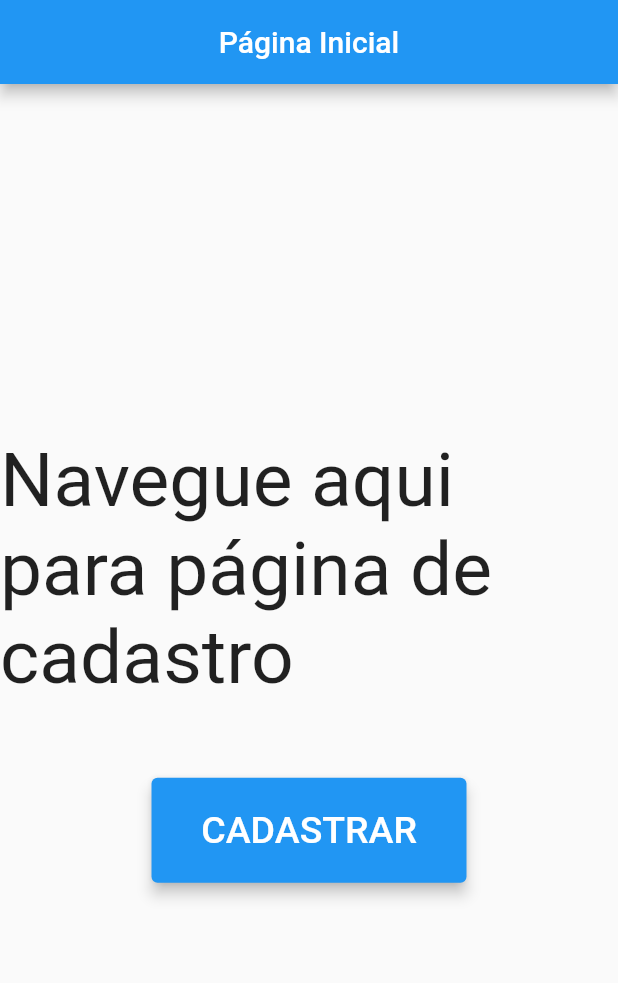
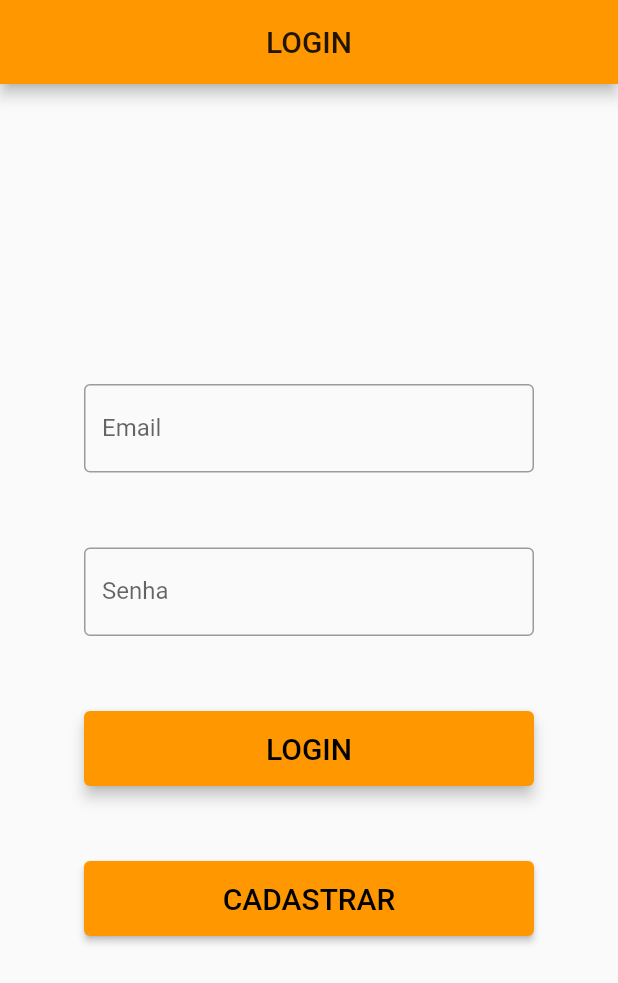
Before and after one commit to teuaguiar01/lab-web-projeto1, a Flutter app: the screen it shows after launch, on a phone screen of 412 x 824 dp. Shown: the top 983 px of the screen. Run offline on Flutter 3.47's test engine with Material 2 defaults, Android fonts, the phone set to English and light mode, and no system bars.

Commit message:
creating login form

```diff
--- a/lib/main.dart
+++ b/lib/main.dart
@@ -15,7 +15,7 @@ class MyApp extends StatelessWidget {
         '/signUp': (context) => SignUpView(),
       },
       theme: ThemeData(
-        primarySwatch: Colors.blue,
+        primarySwatch: Colors.orange,
       ),
     );
   }
@@ -29,29 +29,66 @@ class MyHomePage extends StatefulWidget {
 }
 
 class _MyHomePageState extends State<MyHomePage> {
+  final _formKey = GlobalKey<FormState>();
   @override
   Widget build(BuildContext context) {
     return Scaffold(
       appBar: AppBar(
-        title: Center(child: Text("Página Inicial")),
+        title: Center(child: Text("LOGIN")),
       ),
       body: Center(
         child: Column(
           mainAxisAlignment: MainAxisAlignment.center,
           children: <Widget>[
-            Text(
-              'Navegue aqui para página de cadastro',
-              style: TextStyle(fontSize: 50),
+            Container(
+              width: 300,
+              child: Form(
+                key: _formKey,
+                child: Column(
+                  children: [
+                    TextFormField(
+                      decoration: InputDecoration(
+                        labelText: "Email",
+                        border: OutlineInputBorder(
+                          borderSide: BorderSide(width: 2),
+                        ),
+                      ),
+                    ),
+                    SizedBox(height: 50),
+                    TextFormField(
+                      decoration: InputDecoration(
+                        labelText: "Senha",
+                        border: OutlineInputBorder(
+                          borderSide: BorderSide(width: 2),
+                        ),
+                      ),
+                    ),
+                  ],
+                ),
+              ),
             ),
             SizedBox(height: 50),
             Container(
-              height: 70,
-              width: 210,
+              height: 50,
+              width: 300,
+              child: ElevatedButton(
+                autofocus: true,
+                child: Text(
+                  "LOGIN",
+                  style: TextStyle(fontSize: 20),
+                ),
+                onPressed: () {},
+              ),
+            ),
+            SizedBox(height: 50),
+            Container(
+              height: 50,
+              width: 300,
               child: ElevatedButton(
                 autofocus: true,
                 child: Text(
                   "CADASTRAR",
-                  style: TextStyle(fontSize: 25),
+                  style: TextStyle(fontSize: 20),
                 ),
                 onPressed: () => Navigator.pushNamed(context, "/signUp"),
               ),
--- a/lib/views/sign_up_view.dart
+++ b/lib/views/sign_up_view.dart
@@ -8,13 +8,6 @@ class SignUpView extends StatefulWidget {
 }
 
 class _SignUpViewState extends State<SignUpView> {
-  int _counter = 0;
-
-  void _incrementCounter() {
-    setState(() {
-      _counter++;
-    });
-  }
 
   @override
   Widget build(BuildContext context) {
@@ -94,7 +87,7 @@ class _SignUpViewState extends State<SignUpView> {
                     "CADASTRAR",
                     style: TextStyle(fontSize: 20),
                   ),
-                  onPressed: () => Navigator.pushNamed(context, "/signUp"),
+                  onPressed: () {},
                 ),
               ),
             ],
```
